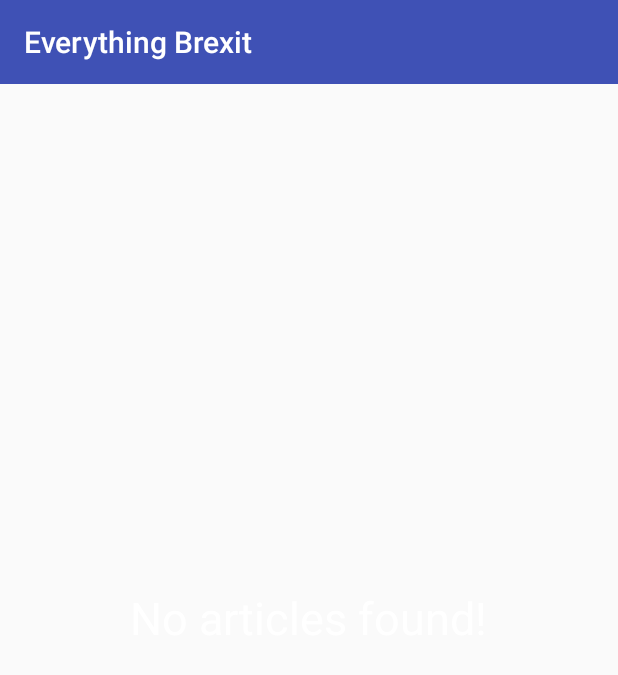
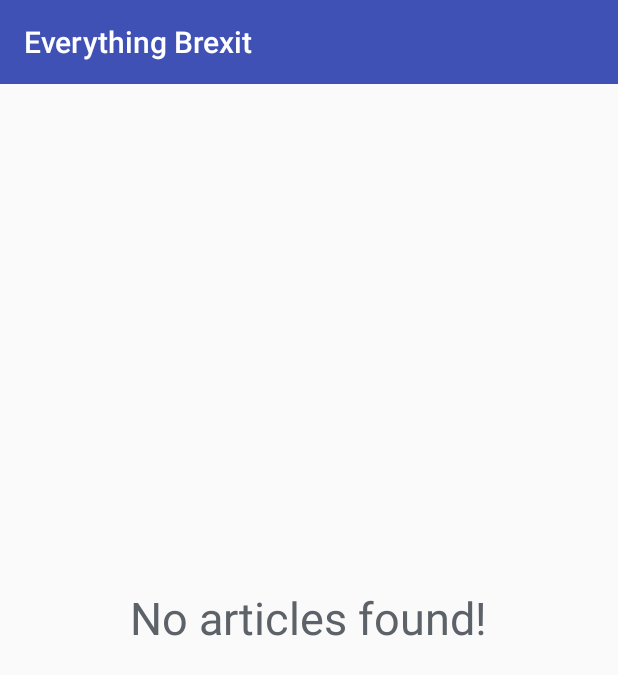
Before and after one commit to mbeevor/BrexitNews, an Android app: the screen it shows after launch (MainActivity), on a phone screen of 412 x 824 dp. Shown: the top 675 px of the screen. Run offline under Robolectric (Android 15) with nearby library versions, the phone set to English and light mode, and no system bars.

Commit message:
Version 1.3 re-submission following reviewer comments

```diff
--- a/app/src/main/java/com/example/mbeev/brexitnews/MainActivity.java
+++ b/app/src/main/java/com/example/mbeev/brexitnews/MainActivity.java
@@ -1,14 +1,14 @@
 package com.example.mbeev.brexitnews;
 
+import android.app.LoaderManager.LoaderCallbacks;
 import android.content.Context;
 import android.content.Intent;
 import android.content.Loader;
-import android.app.LoaderManager.LoaderCallbacks;
 import android.net.ConnectivityManager;
 import android.net.NetworkInfo;
 import android.net.Uri;
+import android.os.Bundle;
 import android.support.v7.app.AppCompatActivity;
-import android.os.Bundle;
 import android.support.v7.widget.Toolbar;
 import android.view.View;
 import android.widget.AdapterView;
@@ -25,6 +25,8 @@ public class MainActivity extends AppCompatActivity implements LoaderCallbacks<L
     private ProgressBar progressBar;
     private ListView newsListView;
     private NewsAdapter adapter;
+    private ConnectivityManager connectivityManager;
+    private NetworkInfo networkInfo;
     private static final String API_STRING = "https://content.guardianapis.com/search?q=brexit&page-size=50&show-fields=all&api-key=ecd2f5f3-61b9-4272-956d-ad37ea7e2359";
 
     @Override
@@ -64,8 +66,8 @@ public class MainActivity extends AppCompatActivity implements LoaderCallbacks<L
         });
 
         // check for working network connection
-        ConnectivityManager connectivityManager = (ConnectivityManager) getSystemService(Context.CONNECTIVITY_SERVICE);
-        NetworkInfo networkInfo = connectivityManager.getActiveNetworkInfo();
+        connectivityManager = (ConnectivityManager) getSystemService(Context.CONNECTIVITY_SERVICE);
+        networkInfo = connectivityManager.getActiveNetworkInfo();
 
         if (networkInfo != null && networkInfo.isConnected()) {
             getLoaderManager().initLoader(0, null, MainActivity.this);
@@ -77,14 +79,25 @@ public class MainActivity extends AppCompatActivity implements LoaderCallbacks<L
 
     @Override
     public Loader<List<Article>> onCreateLoader(int id, Bundle args) {
+
         return new NewsLoader(this, API_STRING);
     }
 
     @Override
     public void onLoadFinished(Loader<List<Article>> loader, List<Article> articles) {
 
-        // set empty text state
-        emptyStateTextView.setText(R.string.empty_view);
+        // check for working network connection
+        connectivityManager = (ConnectivityManager) getSystemService(Context.CONNECTIVITY_SERVICE);
+        networkInfo = connectivityManager.getActiveNetworkInfo();
+
+        if (networkInfo != null && networkInfo.isConnected()) {
+            // set empty text state
+            emptyStateTextView.setText(R.string.empty_view);
+        } else {
+            // set no connection text state
+            emptyStateTextView.setText(R.string.no_network);
+
+        }
 
         // Hide progress bas
         progressBar.setVisibility(View.GONE);
--- a/app/src/main/java/com/example/mbeev/brexitnews/NewsLoader.java
+++ b/app/src/main/java/com/example/mbeev/brexitnews/NewsLoader.java
@@ -1,6 +1,5 @@
 package com.example.mbeev.brexitnews;
 
-import android.app.DownloadManager;
 import android.content.AsyncTaskLoader;
 import android.content.Context;
 
--- a/app/src/main/res/values/colors.xml
+++ b/app/src/main/res/values/colors.xml
@@ -1,7 +1,10 @@
 <?xml version="1.0" encoding="utf-8"?>
 <resources>
+
     <color name="colorPrimary">#0d7cad</color>
     <color name="colorPrimaryDark">#3F51B5</color>
     <color name="colorAccent">#aad8f1</color>
     <color name="primaryText">#ffffff</color>
+    <color name="alertText">#5c6268</color>
+
 </resources>
--- a/app/src/main/res/values/strings.xml
+++ b/app/src/main/res/values/strings.xml
@@ -1,9 +1,11 @@
 <resources>
+
     <string name="app_name">Everything Brexit</string>
 
-    // Text for empty view and when no network connection
+    // Text for empty view
     <string name="empty_view">No articles found!</string>
+
+    // Text for no network connection
     <string name="no_network">Couldn\'t connect to server - check your data connection and try again.</string>
 
-
 </resources>
--- a/app/src/main/res/values/styles.xml
+++ b/app/src/main/res/values/styles.xml
@@ -10,13 +10,15 @@
 
     <!-- style for layout when no results found -->
     <style name="emptyTextView">
-        <item name="android:textColor">@color/primaryText</item>
+
+        <item name="android:textColor">@color/alertText</item>
         <item name="android:padding">@dimen/list_item_padding</item>
         <item name="android:textSize">30sp</item>
     </style>
 
     <!-- publication date -->
     <style name="publicationDate">
+
         <item name="android:textSize">12sp</item>
         <item name="android:textColor">@color/primaryText</item>
         <item name="android:padding">@dimen/text_padding</item>
@@ -24,6 +26,7 @@
 
     <!-- section name -->
     <style name="sectionName">
+
         <item name="android:textSize">12sp</item>
         <item name="android:textStyle">bold</item>
         <item name="android:textColor">@color/colorAccent</item>
@@ -31,7 +34,8 @@
     </style>
 
     <!-- article title -->
-    <style name="webTitle">
+    <style name="textTitle">
+
         <item name="android:textSize">20sp</item>
         <item name="android:textStyle">bold</item>
         <item name="android:textColor">@color/primaryText</item>
@@ -40,6 +44,7 @@
 
     <!-- article trail text -->
     <style name="trailText">
+
         <item name="android:textSize">14sp</item>
         <item name="android:textColor">@color/primaryText</item>
         <item name="android:padding">@dimen/text_padding</item>
```
Also changed, not shown: app/src/main/java/com/example/mbeev/brexitnews/NewsAdapter.java (+7 -5 lines), app/src/main/res/layout/list_item.xml (+5 -5 lines).
